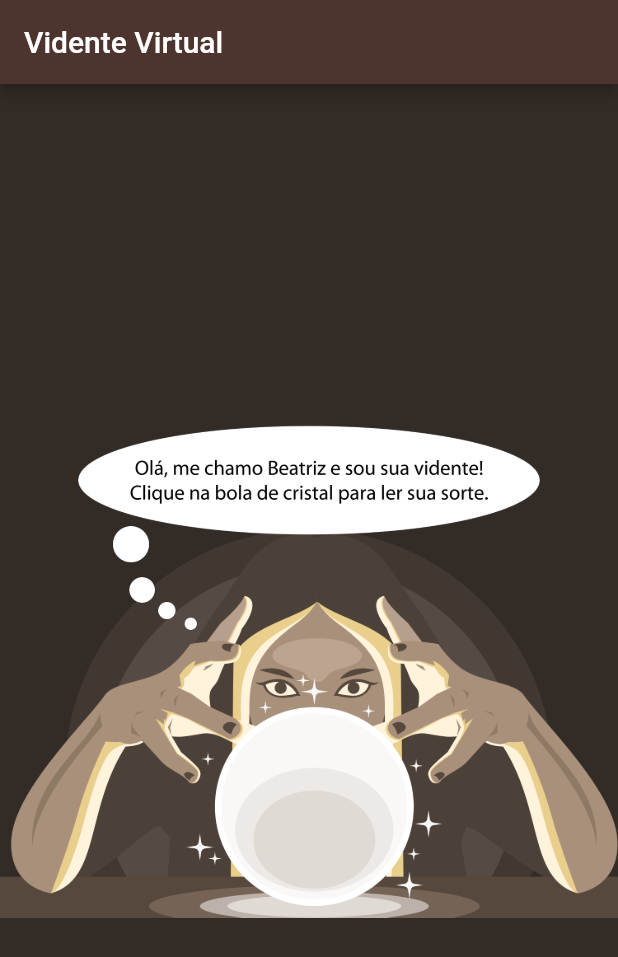
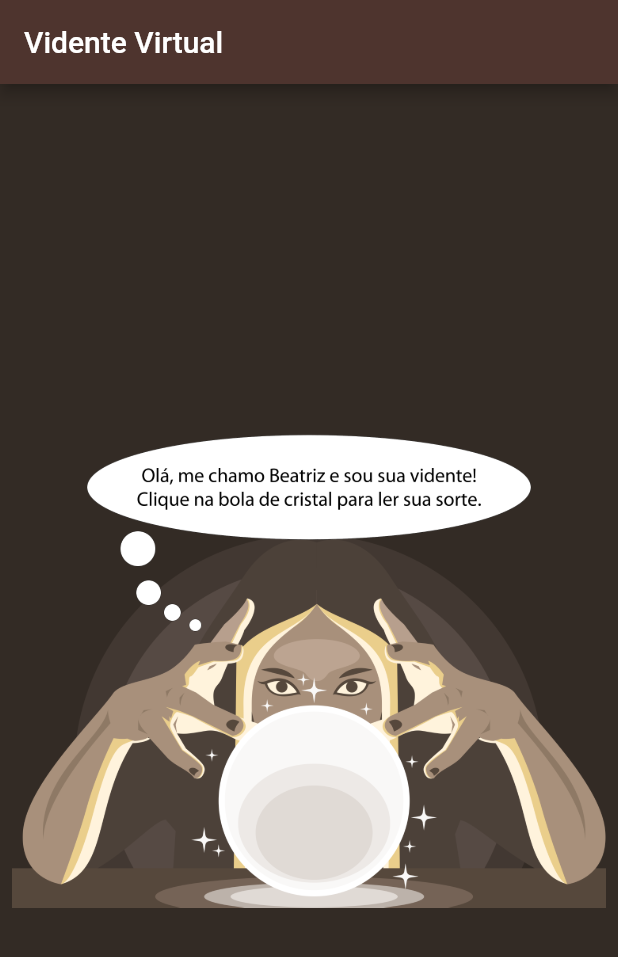
Before and after one commit to MatheusDario/vidente_virtual, a Flutter app: the screen it shows after launch, on a phone screen of 412 x 824 dp. Shown: the top 957 px of the screen. Run offline on Flutter 3.47's test engine with Material 2 defaults, Android fonts, the phone set to English and light mode, and no system bars.

Commit message:
projeto finalizado

```diff
--- a/lib/main.dart
+++ b/lib/main.dart
@@ -1,3 +1,5 @@
+import 'dart:math';
+
 import 'package:flutter/material.dart';
 
 void main() {
@@ -30,11 +32,23 @@
 }
 
 class _VidenteState extends State<Vidente> {
+  int numImgVidente = 1;
+
+  void logicaVidente() {
+    setState(() {
+      numImgVidente = Random().nextInt(5) + 2;
+    });
+  }
+
   @override
   Widget build(BuildContext context) {
     return Center(
       child: Container(
-        child: Image.asset('images/vidente1.png'),
+        child: TextButton(
+            onPressed: () {
+              logicaVidente();
+            },
+            child: Image.asset('images/vidente$numImgVidente.png')),
       ),
     );
   }
```
